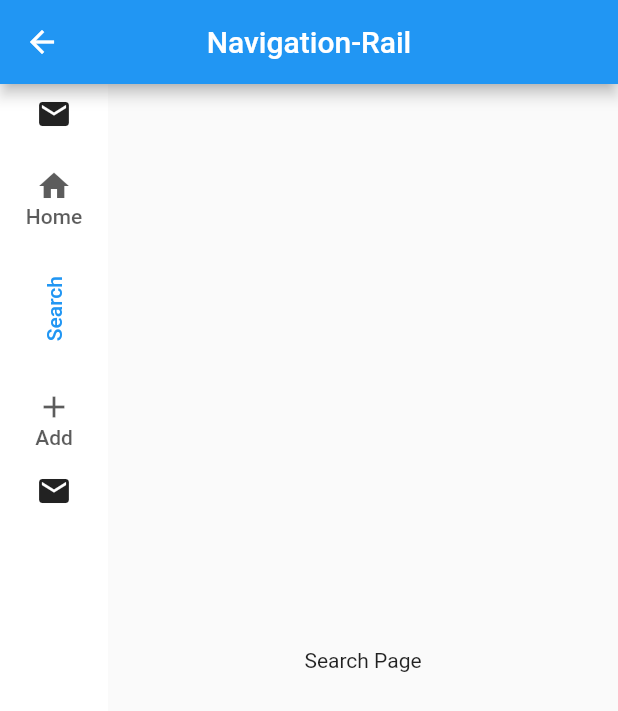
After one commit to NazmulHasan0/atoz, a Flutter app: the Mynavigationrail screen opened by its route, after a tap on "Search", on a phone screen of 412 x 824 dp. The commit adds this screen. Shown: the top 711 px of the screen. Run offline on Flutter 3.47's test engine with Material 2 defaults, Android fonts, the phone set to English and light mode, and no system bars.

Commit message:
first commit

```diff
--- /dev/null
+++ b/lib/Navigation Rail/hp1.dart
@@ -0,0 +1,14 @@
+import 'package:flutter/material.dart';
+
+class Myhp1 extends StatelessWidget {
+  const Myhp1({super.key});
+
+  @override
+  Widget build(BuildContext context) {
+    return Scaffold(
+      body: Center(
+        child: Text("Home Page"),
+      ),
+    );
+  }
+}
--- /dev/null
+++ b/lib/Navigation Rail/navigationrail.dart
@@ -0,0 +1,59 @@
+import 'package:atoz/Navigation%20Rail/ap3.dart';
+import 'package:atoz/Navigation%20Rail/hp1.dart';
+import 'package:atoz/Navigation%20Rail/sp2.dart';
+import 'package:flutter/material.dart';
+
+class Mynavigationrail extends StatefulWidget {
+  const Mynavigationrail({super.key});
+
+  @override
+  State<Mynavigationrail> createState() => _MynavigationrailState();
+}
+
+class _MynavigationrailState extends State<Mynavigationrail> {
+  //
+  int _selectedIndex = 0;
+  final _pages = [
+    Myhp1(),
+    Mysp2(),
+    Myap3(),
+  ];
+
+  //
+  @override
+  Widget build(BuildContext context) {
+    return Scaffold(
+      appBar: AppBar(title: Text("Navigation-Rail"), centerTitle: true),
+      body: Row(
+        children: [
+          NavigationRail(
+            onDestinationSelected: (value) {
+              setState(() {
+                _selectedIndex = value;
+              });
+            },
+            labelType: NavigationRailLabelType.all,
+            elevation: 5,
+            leading: Icon(Icons.email),
+            trailing: Icon(Icons.email),
+            destinations: [
+              NavigationRailDestination(
+                  icon: Icon(Icons.home), label: Text("Home")),
+              NavigationRailDestination(
+                  icon: SizedBox.shrink(),
+                  label: RotatedBox(quarterTurns: -1, child: Text("Search"))),
+              NavigationRailDestination(
+                  icon: Icon(Icons.add), label: Text("Add")),
+            ],
+            selectedIndex: _selectedIndex,
+          ),
+          Expanded(
+            child: Container(
+              child: _pages[_selectedIndex],
+            ),
+          ),
+        ],
+      ),
+    );
+  }
+}
--- /dev/null
+++ b/lib/Navigation Rail/sp2.dart
@@ -0,0 +1,14 @@
+import 'package:flutter/material.dart';
+
+class Mysp2 extends StatelessWidget {
+  const Mysp2({super.key});
+
+  @override
+  Widget build(BuildContext context) {
+    return Scaffold(
+      body: Center(
+        child: Text("Search Page"),
+      ),
+    );
+  }
+}
--- a/lib/main.dart
+++ b/lib/main.dart
@@ -17,6 +17,7 @@ import 'package:atoz/DataTable/datatable.dart';
 import 'package:atoz/Date%20Picker/datepicker.dart';
 import 'package:atoz/Divider/divider.dart';
 import 'package:atoz/Drawer/drawer.dart';
+import 'package:atoz/Exit%20Dialog/exitdialog.dart';
 import 'package:atoz/Expanded/expanded.dart';
 import 'package:atoz/Floating%20Action%20Button/floatingactionbutton.dart';
 import 'package:atoz/GridView%20Builder/gridviewbuilder.dart';
@@ -26,6 +27,7 @@ import 'package:atoz/Indexed%20Stack/indexedstack.dart';
 import 'package:atoz/ListTile/listtile.dart';
 import 'package:atoz/ListView/listview.dart';
 import 'package:atoz/ListView%20Builder/listviewbuilder.dart';
+import 'package:atoz/Navigation%20Rail/navigationrail.dart';
 import 'package:atoz/Nestedscrollview/nestedscrollview.dart';
 import 'package:atoz/Page%20View/pageview.dart';
 import 'package:atoz/Rich%20Text/richtext.dart';
@@ -53,8 +55,10 @@ class MyApp extends StatelessWidget {
   Widget build(BuildContext context) {
     return MaterialApp(
       debugShowCheckedModeBanner: false,
-      initialRoute: '/Myindexedstack',
+      initialRoute: '/Myexitdialog',
       routes: {
+        '/Myexitdialog': (context) => Myexitdialog(),
+        '/Mynavigationrail': (context) => Mynavigationrail(),
         '/Myindexedstack': (context) => Myindexedstack(),
         '/Myheroanimation1': (context) => Myheroanimation1(),
         '/Myanimatedpositioned': (context) => Myanimatedpositioned(),
```
Also changed, not shown: lib/Exit Dialog/exitdialog.dart (added, +72 -0 lines), lib/Navigation Rail/ap3.dart (added, +14 -0 lines), lib/TextField/note.dart (added, +102 -0 lines).
